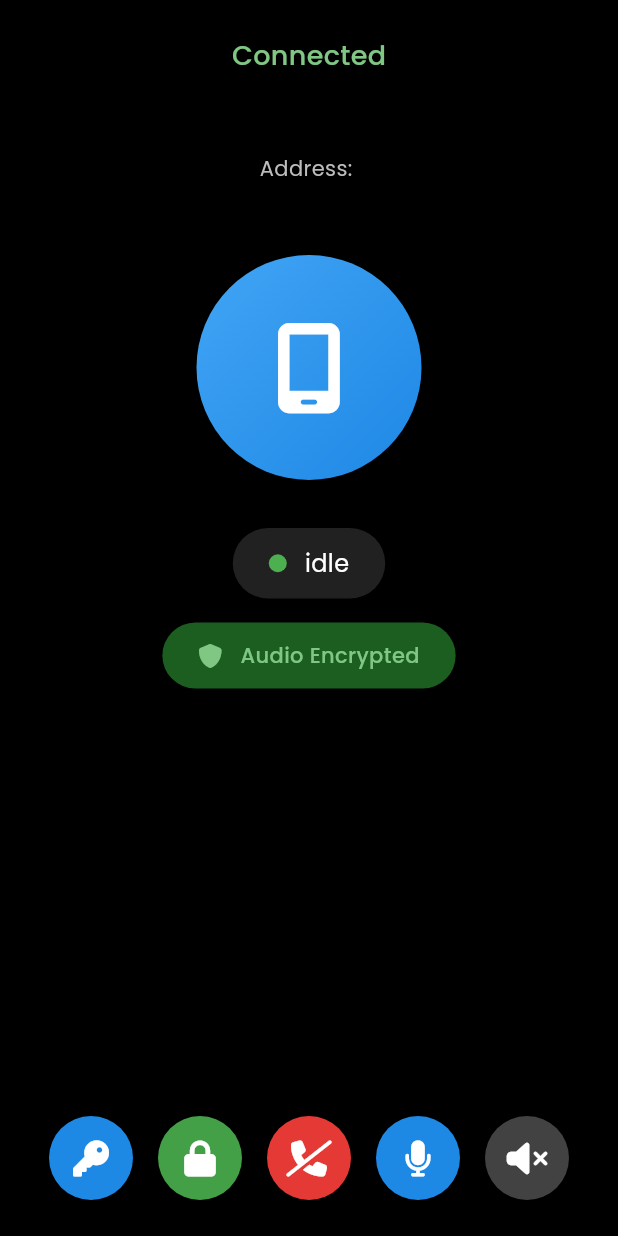
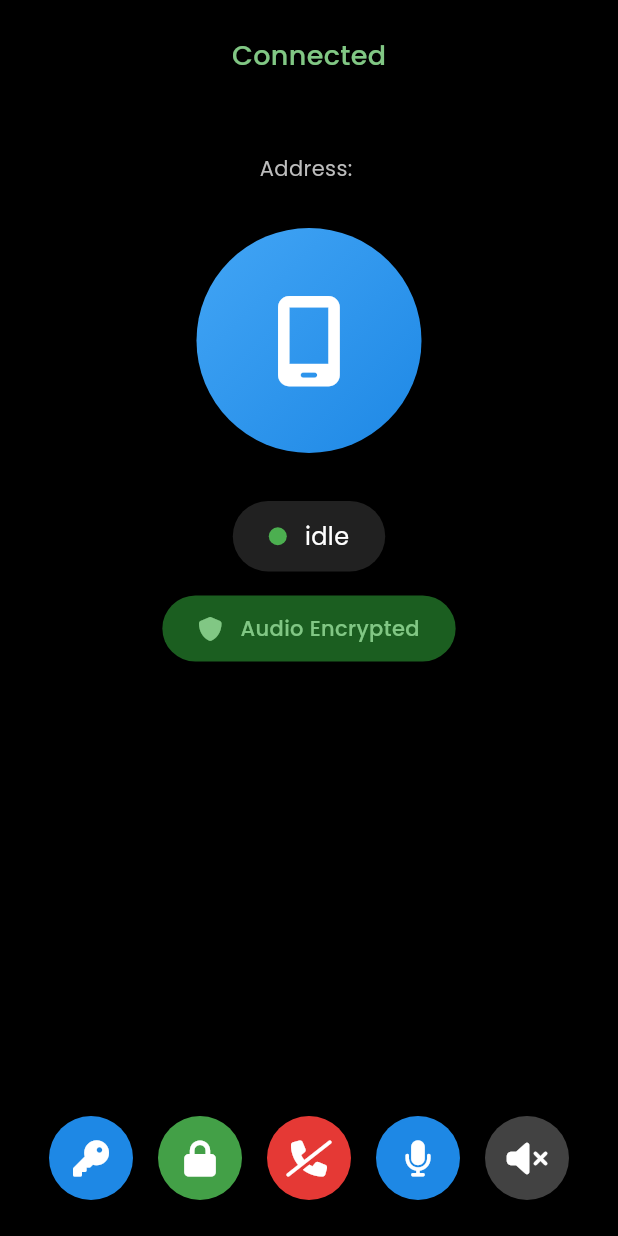
Before and after one commit to Icing-Project/BT-Call, a Flutter app: the CallScreen screen opened directly with empty values, on a phone screen of 412 x 824 dp. Run offline on Flutter 3.47's test engine with Material 3 defaults, Android fonts, the phone set to English and light mode, and no system bars; our stand-ins replace flutter_secure_storage, font_awesome_flutter, google_fonts, permission_handler, plugin_platform_interface, qr_flutter and 1 more; missing offline and left inert: mobile_scanner; accounts and stored records are empty.

Commit message:
fix: Update AndroidManifest to disable onBackInvokedCallback and adjust spacing in CallScreen

```diff
--- a/lib/src/screens/call_screen.dart
+++ b/lib/src/screens/call_screen.dart
@@ -118,7 +118,7 @@ class _CallScreenState extends State<CallScreen> {
                         aliasSummary: widget.aliasSummary,
                         publicKey: widget.publicKey,
                       ),
-                      const SizedBox(height: 24),
+                      const SizedBox(height: 6),
                       const _DeviceAvatar(),
                       const SizedBox(height: 32),
                       const _StatusIndicator(),
@@ -202,19 +202,19 @@ class _CallHeader extends StatelessWidget {
             textAlign: TextAlign.center,
           ),
           const SizedBox(height: 4),
-          if (aliasSummary?.isNotEmpty == true)
-            Padding(
-              padding: const EdgeInsets.only(bottom: 4.0),
-              child: Text(
-                'Alias: $aliasSummary',
-                style: TextStyle(
-                  color: Colors.blue[200],
-                  fontSize: 16,
-                  fontWeight: FontWeight.w500,
-                ),
-                textAlign: TextAlign.center,
-              ),
-            ),
+          // if (aliasSummary?.isNotEmpty == true)
+          //   Padding(
+          //     padding: const EdgeInsets.only(bottom: 4.0),
+          //     child: Text(
+          //       'Alias: $aliasSummary',
+          //       style: TextStyle(
+          //         color: Colors.blue[200],
+          //         fontSize: 16,
+          //         fontWeight: FontWeight.w500,
+          //       ),
+          //       textAlign: TextAlign.center,
+          //     ),
+          //   ),
           Text(
             'Address: $deviceAddress',
             style: TextStyle(color: Colors.grey[400], fontSize: 14),
```
Also changed, not shown: 1 other file.
